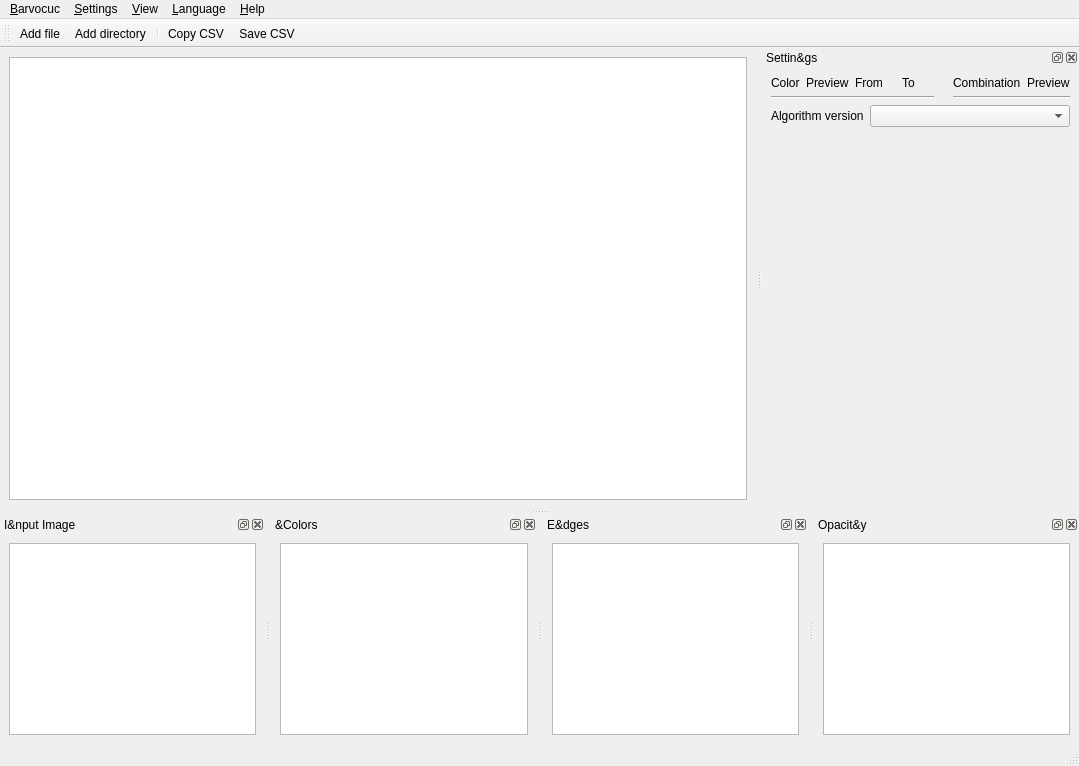
Before: the Qt Designer form barvocuc/ui/mainwindow.ui in encukou/barvocuc, drawn with Qt 5.
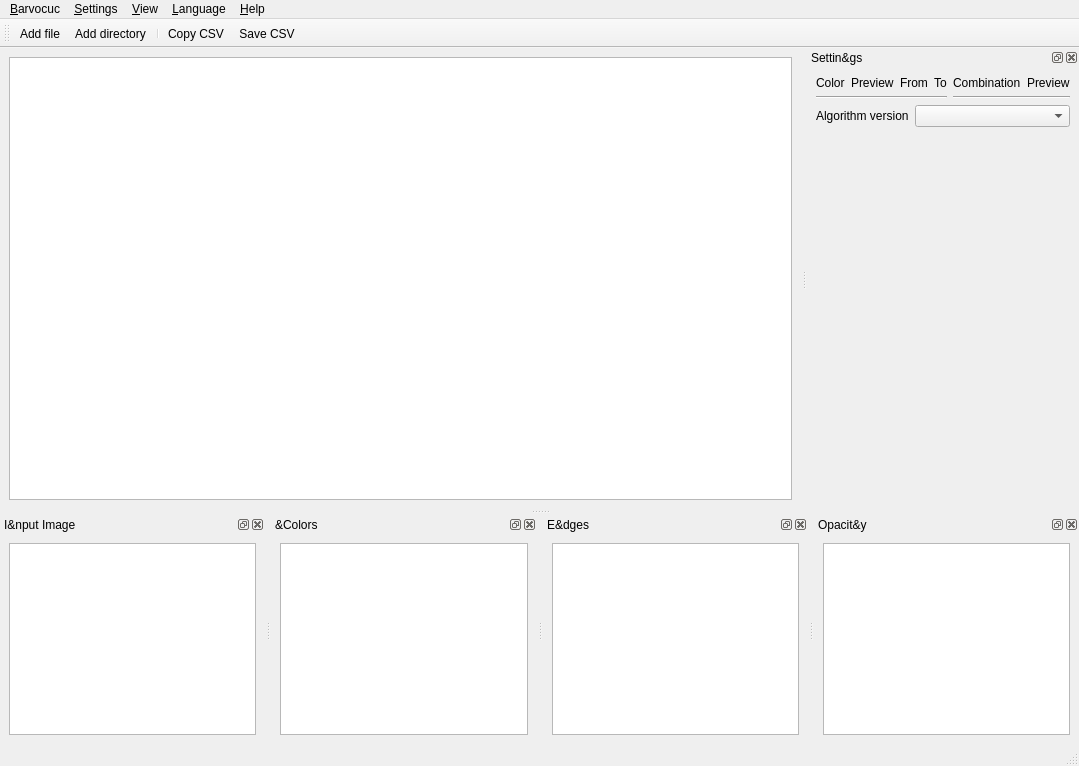
After: the same form once the commit is applied. Custom widgets are drawn as their Qt base class.

Commit message: Skeleton of the Settings dock

The edit to the form file:
```diff
--- a/barvocuc/ui/mainwindow.ui
+++ b/barvocuc/ui/mainwindow.ui
@@ -92,8 +92,11 @@
    </attribute>
    <widget class="QWidget" name="dockWidgetContents_4">
     <layout class="QVBoxLayout" name="verticalLayout">
+     <property name="rightMargin">
+      <number>9</number>
+     </property>
      <item>
-      <layout class="QGridLayout" name="layoutSettings" columnstretch="0,0,0,0,0,0,0,0,0,0">
+      <layout class="QGridLayout" name="layoutSettings" columnstretch="0,0,0,0,0,0,0">
        <item row="0" column="0">
         <widget class="QLabel" name="label">
          <property name="text">
@@ -101,35 +104,21 @@
          </property>
         </widget>
        </item>
-       <item row="0" column="4">
+       <item row="0" column="3">
         <widget class="QLabel" name="label_6">
          <property name="text">
           <string>To</string>
          </property>
         </widget>
        </item>
-       <item row="0" column="8">
+       <item row="0" column="5">
         <widget class="QLabel" name="label_8">
          <property name="text">
           <string>Combination</string>
          </property>
         </widget>
        </item>
-       <item row="1" column="0" colspan="7">
-        <widget class="Line" name="line">
-         <property name="orientation">
-          <enum>Qt::Horizontal</enum>
-         </property>
-        </widget>
-       </item>
-       <item row="0" column="5">
-        <widget class="QLabel" name="label_3">
-         <property name="text">
-          <string/>
-         </property>
-        </widget>
-       </item>
-       <item row="0" column="9">
+       <item row="0" column="6">
         <widget class="QLabel" name="label_9">
          <property name="text">
           <string>Preview</string>
@@ -143,21 +132,7 @@
          </property>
         </widget>
        </item>
-       <item row="0" column="7">
-        <widget class="QLabel" name="label_4">
-         <property name="text">
-          <string/>
-         </property>
-        </widget>
-       </item>
-       <item row="0" column="3">
-        <widget class="QLabel" name="label_2">
-         <property name="text">
-          <string/>
-         </property>
-        </widget>
-       </item>
-       <item row="1" column="8" colspan="2">
+       <item row="1" column="5" colspan="2">
         <widget class="Line" name="line_2">
          <property name="orientation">
           <enum>Qt::Horizontal</enum>
@@ -171,6 +146,13 @@
          </property>
         </widget>
        </item>
+       <item row="1" column="0" colspan="4">
+        <widget class="Line" name="line">
+         <property name="orientation">
+          <enum>Qt::Horizontal</enum>
+         </property>
+        </widget>
+       </item>
       </layout>
      </item>
      <item>
```
The commit also changes 1 other file.
